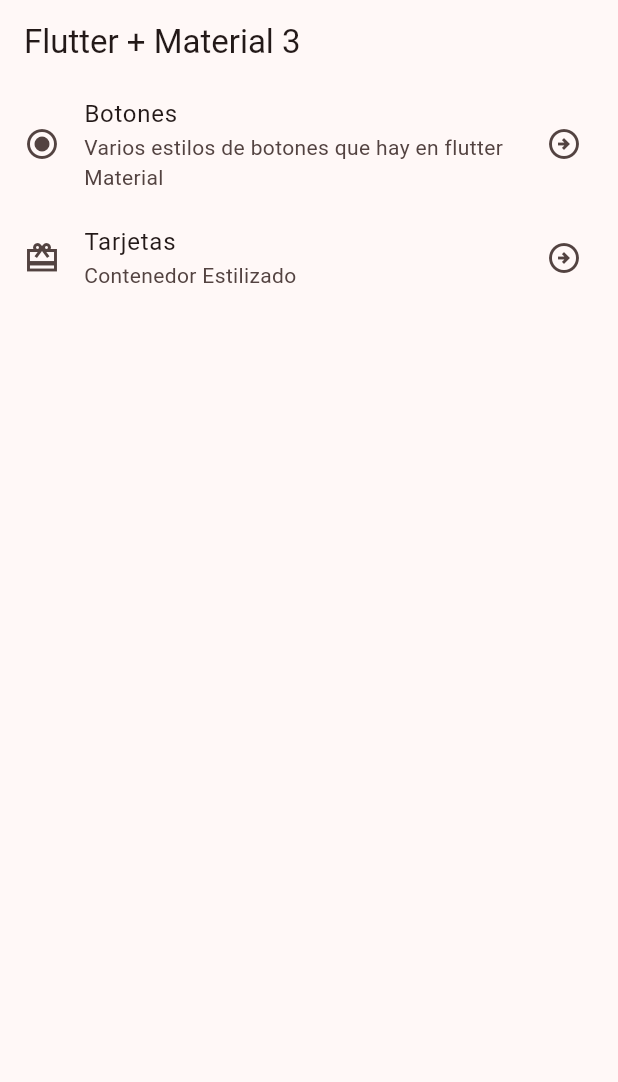
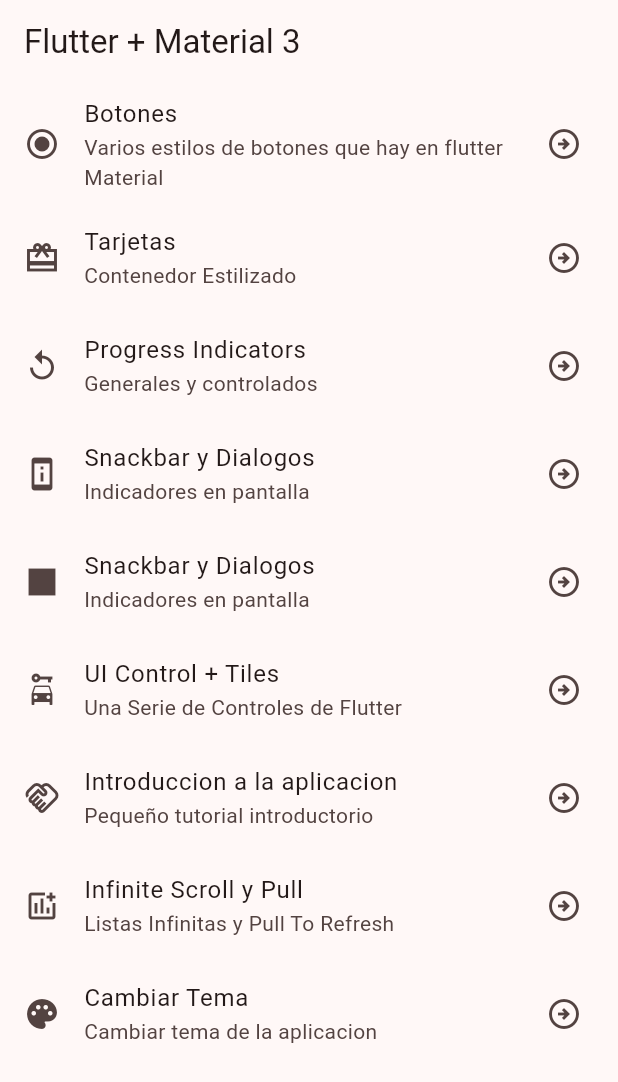
Before and after one commit to MrSp000ky/WidgetsTheme, a Flutter app: the screen it shows after launch, on a phone screen of 412 x 824 dp. Shown: the top 1082 px of the screen. Run offline on Flutter 3.47's test engine with Material 3 defaults, Android fonts, the phone set to English and light mode, and no system bars.

Commit message:
Commit Tarea MenuItems

```diff
--- a/lib/config/menu/menu_items.dart
+++ b/lib/config/menu/menu_items.dart
@@ -16,5 +16,26 @@ class MenuItem{
             link: "/button", icon: Icons.radio_button_on),
 
     MenuItem(title: "Tarjetas",
-            subtitle: "Contenedor Estilizado", link: "/card", icon: Icons.card_giftcard_sharp)
+            subtitle: "Contenedor Estilizado", link: "/card", icon: Icons.card_giftcard_sharp),
+
+    MenuItem(title: "Progress Indicators", subtitle: "Generales y controlados",
+            link: "/progress_indicators", icon: Icons.replay_outlined),
+
+    MenuItem(title: "Snackbar y Dialogos", subtitle: "Indicadores en pantalla",
+            link: "/snackbar_dialogos", icon: Icons.perm_device_information),
+
+    MenuItem(title: "Snackbar y Dialogos", subtitle: "Indicadores en pantalla",
+            link: "/snackbar_dialogos_2", icon: Icons.square_sharp),
+
+    MenuItem(title: "UI Control + Tiles", subtitle: "Una Serie de Controles de Flutter",
+            link: "/UI_control", icon: Icons.car_rental),
+
+    MenuItem(title: "Introduccion a la aplicacion", subtitle: "Pequeño tutorial introductorio",
+            link: "/introduction", icon: Icons.handshake_outlined),
+
+    MenuItem(title: "Infinite Scroll y Pull", subtitle: "Listas Infinitas y Pull To Refresh",
+            link: "/infinite_scroll_and_pull", icon: Icons.add_chart_outlined),
+
+    MenuItem(title: "Cambiar Tema", subtitle: "Cambiar tema de la aplicacion",
+            link: "/change_theme", icon: Icons.palette_rounded),
   ];
```
